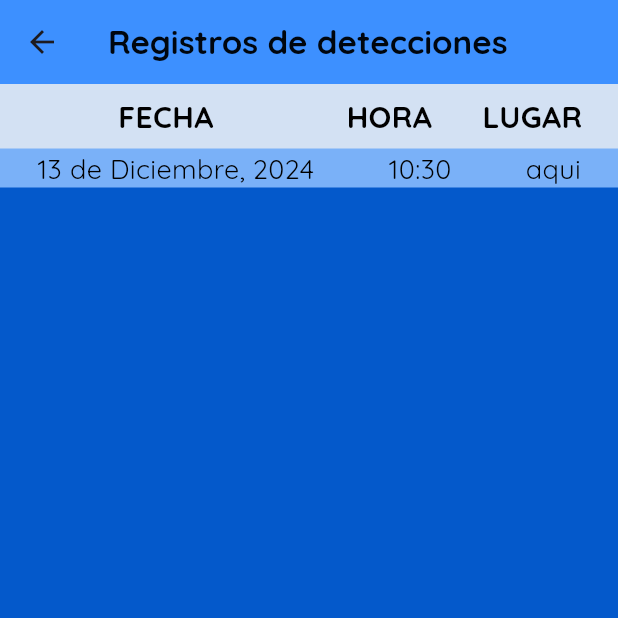
After one commit to ErnestoMCUpiit/newdetectiooon, a Flutter app: the Selection screen opened by its route, after a tap on the "menu book" icon, on a phone screen of 412 x 824 dp, the top half of it. The commit adds this screen. Run offline on Flutter 3.47's test engine with Material 3 defaults, Android fonts, the phone set to English and light mode, and no system bars; our stand-ins replace animated_text_kit, cached_network_image, camera, go_router, image_picker, loading_animation_widget; missing offline and left inert: tflite_flutter.

Commit message:
lista Despegable

```diff
--- /dev/null
+++ b/lib/helper/registration.dart
@@ -0,0 +1,33 @@
+// const registroItems = [
+//   {"Hora":123, "Lugar":456},
+//   {"Hora":17678, "Lugar":456},
+//   {"Hora":434, "Lugar":667}
+// ];
+var now = DateTime.now().toUtc();
+var noww = now.toLocal();
+List<Map<String, dynamic>> registroItems = [
+    {"Anio": noww.year,
+    "Mes": noww.month,
+    "Dia": noww.day,
+    "Hora":noww.hour,
+    "minuto": noww.minute,
+    "Lugar":"aqui"}
+];
+
+String intToString(int mes){
+  List<String> meses = [
+    "Enero",
+    "Febrero",
+    "Marzo",
+    "Abril",
+    "Mayo",
+    "Junio",
+    "Julio",
+    "Agosto",
+    "Septiembre",
+    "Octubre",
+    "Noviembre",
+    "Diciembre"
+  ];
+  return meses[mes-1];
+}
--- /dev/null
+++ b/lib/helper/registroItem.dart
@@ -0,0 +1,88 @@
+import 'package:flutter/material.dart';
+import 'package:newdetectiooon/helper/registration.dart';
+
+class RegistroItem extends StatefulWidget {
+  final Map<String, dynamic> registro;
+  const RegistroItem({ Key? key , required this.registro}) : super(key: key);
+
+  @override
+  _RegistroItemState createState() => _RegistroItemState();
+}
+
+class _RegistroItemState extends State<RegistroItem> {
+  @override
+  Widget build(BuildContext context) {
+    final Map<String, dynamic>registroLista = {
+      "Anio": widget.registro["Anio"],
+      "Mes": widget.registro["Mes"],
+      "Dia": widget.registro["Dia"],
+      "Hora":widget.registro["Hora"],
+      "Minuto": widget.registro["minuto"],
+      "Lugar":widget.registro["Lugar"]};
+
+    return Container(
+      color: const Color.fromARGB(255, 122, 177, 248),
+      child: Column(
+        children: [
+          Container(
+            color: const Color.fromARGB(255, 211, 225, 243),
+            child: Padding(
+              padding: EdgeInsets.all(7.0),
+              child: Row(
+                mainAxisAlignment: MainAxisAlignment.spaceAround,
+                children: [
+                Padding(
+                  padding: EdgeInsets.only(left: 55),
+                  child: Text("FECHA",
+                  style:styleTexto())
+                ),
+                Padding(
+                  padding: EdgeInsets.only(left: 55),
+                  child: Text("HORA",
+                  style: styleTexto(),),
+                ),
+                Text("LUGAR",
+                style:styleTexto())
+              ],),
+            ),
+          ),
+          Row(
+            mainAxisAlignment: MainAxisAlignment.spaceAround,
+            children: [
+
+              // tituloRegistro(titulo: "Fecha"),
+              Text("${registroLista["Dia"].toString()} de ${intToString(registroLista["Mes"])}, ${registroLista["Anio"].toString()}",
+              style: registroDatosTextstilo(),),
+              // tituloRegistro(titulo: "Hora"),
+              Text("${registroLista["Hora"].toString()}:${registroLista["Minuto"].toString()}",
+              style: registroDatosTextstilo()),
+              // Text("LUGAR"),
+              Text(registroLista["Lugar"].toString(),
+              style: registroDatosTextstilo()),
+              // Text(registroLista["Hora"].toString()),
+              // Text(registroLista["Lugar"].toString()),
+            ],
+          ),
+        ],
+      ),
+    );
+  }
+
+  TextStyle registroDatosTextstilo() => const TextStyle(
+    // color:Colors.black,
+      fontSize: 18,
+      color: Colors.black,
+      fontFamily: "quicksand",
+      // fontWeight: FontWeight,
+      decoration: TextDecoration.none,);
+
+  TextStyle styleTexto() {
+    return const TextStyle(
+                  fontSize: 20,
+                  color: Colors.black,
+                  fontFamily: "quicksand",
+                  fontWeight: FontWeight.w800,
+                  decoration: TextDecoration.none,
+                );
+  }
+}
--- a/lib/main.dart
+++ b/lib/main.dart
@@ -10,6 +10,7 @@ import 'package:newdetectiooon/ui/gallery.dart';
 import 'package:newdetectiooon/ui/index.dart';
 import 'package:newdetectiooon/ui/live_camera.dart';
 import 'package:newdetectiooon/ui/load_screen.dart';
+import 'package:newdetectiooon/ui/registros.dart';
 import 'package:newdetectiooon/ui/selection.dart';
 
 void main() {
@@ -105,6 +106,11 @@ final _router = GoRouter(
             path: "live",
             builder: (context, state) => LiveCamera(camera: cameraDescription),
             ),
+            GoRoute(
+              path: 'registros',
+              builder: (context, state) {
+                return Registros();
+              },),
            GoRoute(
             path: "api",
             builder: (context, state) => Api(),
--- a/lib/ui/api.dart
+++ b/lib/ui/api.dart
@@ -29,7 +29,6 @@ class _ApiState extends State<Api> {
   Widget build(BuildContext context) {
     print("body");
     if (isLoading || finalWeapons.isEmpty) {
-      // Mostrar pantalla de carga mientras se obtienen los datos
       return sinCarga();
     }
     return Scaffold(
--- a/lib/ui/gallery.dart
+++ b/lib/ui/gallery.dart
@@ -10,6 +10,7 @@ import 'package:flutter/widgets.dart';
 import 'package:image_picker/image_picker.dart';
 import 'package:loading_animation_widget/loading_animation_widget.dart';
 import 'package:newdetectiooon/helper/image_classification_helper.dart';
+import 'package:newdetectiooon/helper/registration.dart';
 import 'package:newdetectiooon/ui/capture_button.dart';
 
 class Gallery extends StatefulWidget {
@@ -138,6 +139,7 @@ with WidgetsBindingObserver {
 
   Future<void> capture(int newState) async {
     try {
+      Map<String, dynamic> registro ;
       log("Botón presionado para tomar foto");
 
       final XFile capturedFile = await cameraController.takePicture();
@@ -153,9 +155,23 @@ with WidgetsBindingObserver {
         final classification =
             await imageClassificationHelper?.inferenceImage(capturedImage);
         log("Clasificación de la imagen: ${classification![0]}");
-        if(classification[0]>=0.6){
+        if(classification[0]>=0.65){
           setState(() {
+
+            var now = DateTime.now().toUtc();
+            now = now.toLocal();
+
+            registro = {
+              "Anio": now.year,
+              "Mes": now.month,
+              "Dia": now.day,
+              "Hora":now.hour,
+              "minuto": now.minute,
+              "Lugar":"aqui"};
+            // log(now.toString());
+            registroItems.add(registro);
             changeState = 2; // Actualiza el estado cuando el botón se presiona
+            registro = {};
           });
         }
         else{
--- /dev/null
+++ b/lib/ui/registros.dart
@@ -0,0 +1,43 @@
+import 'package:flutter/material.dart';
+import 'package:newdetectiooon/helper/registration.dart';
+import 'package:newdetectiooon/helper/registroItem.dart';
+
+class Registros extends StatefulWidget {
+  const Registros({ Key? key }) : super(key: key);
+
+  @override
+  _RegistrosState createState() => _RegistrosState();
+}
+
+class _RegistrosState extends State<Registros> {
+  @override
+  Widget build(BuildContext context) {
+    return Scaffold(
+      appBar: AppBar(
+        scrolledUnderElevation: 50,
+        backgroundColor: const Color.fromARGB(255,61, 144, 255),
+        title: const Text('Registros de detecciones',
+        style: TextStyle(
+                  fontFamily: "quicksand",
+                  fontWeight: FontWeight.w800,
+                  color: Color.fromARGB(255, 0, 6, 14),
+                  decoration: TextDecoration.none
+                ),),
+      ),
+      body: Container(
+        color: Color.fromARGB(255,4, 89, 203),
+        child: Column(
+          children: [
+            Expanded(
+              child: ListView.builder(
+                itemCount: registroItems.length,
+                itemBuilder: (BuildContext context, int index){
+                  var registro = registroItems[index];
+                    return RegistroItem(registro: registro);
+                }))
+          ],
+        )
+      ),
+    );
+  }
+}
--- a/lib/ui/selection.dart
+++ b/lib/ui/selection.dart
@@ -1,4 +1,5 @@
 import 'package:flutter/material.dart';
+import 'package:flutter/widgets.dart';
 import 'package:go_router/go_router.dart';
 
 class Selection extends StatefulWidget {
@@ -26,9 +27,12 @@ class _SelectionState extends State<Selection> {
 
   @override
   Widget build(BuildContext context) {
+
     return Scaffold(
+
       body: Stack(
         children: [
+
           // Fondo de pantalla
           Container(
             decoration: const BoxDecoration(
@@ -39,6 +43,17 @@ class _SelectionState extends State<Selection> {
             ),
           ),
           // Botón animado con Stack y AnimatedPositioned
+          Positioned(
+            top: 40,
+            right: 15,
+            child: IconButton(
+              onPressed:(){
+                context.go("/registros");
+              } ,
+              icon: const Icon(Icons.menu_book,
+                        color: Color.fromARGB(255, 183, 208, 238),
+                        size:45.0,)),
+          ),
           AnimatedPositioned(
             duration: duration,
             curve: curve,
--- a/pubspec.yaml
+++ b/pubspec.yaml
@@ -42,6 +42,7 @@ dependencies:
   cached_network_image: ^3.4.0
   tflite_flutter: ^0.11.0
   image_picker: ^1.1.2
+  geolocator: ^12.0.0
 
 dev_dependencies:
   flutter_test:
```
Also changed, not shown: pubspec.lock, 4 other files.
